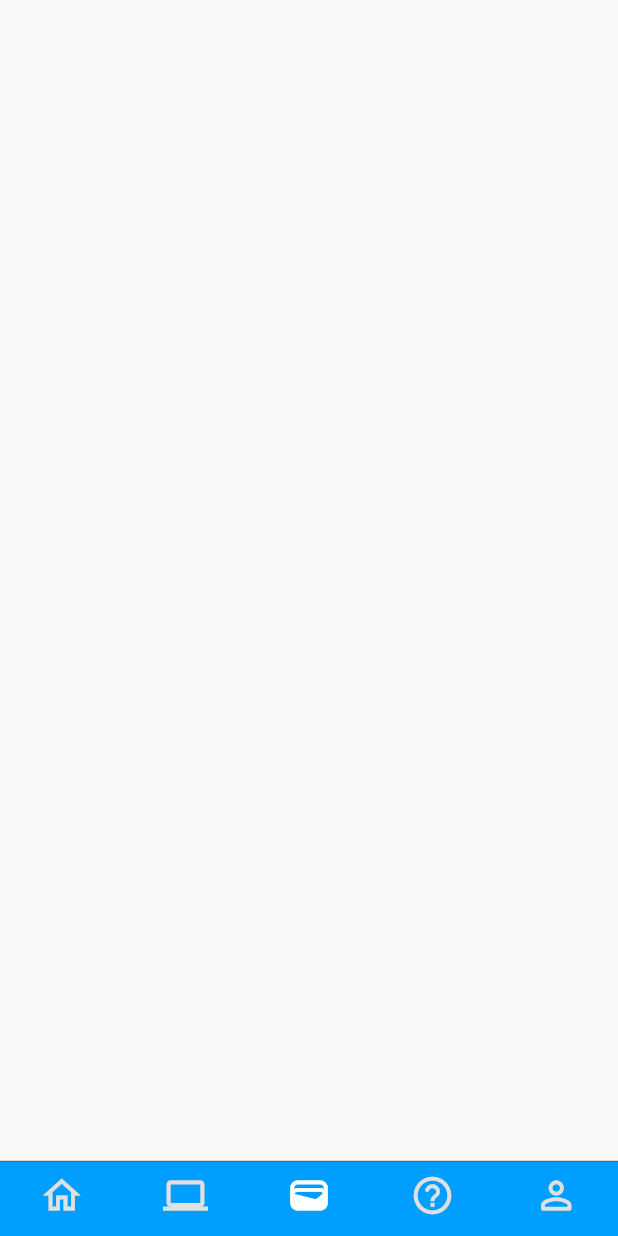
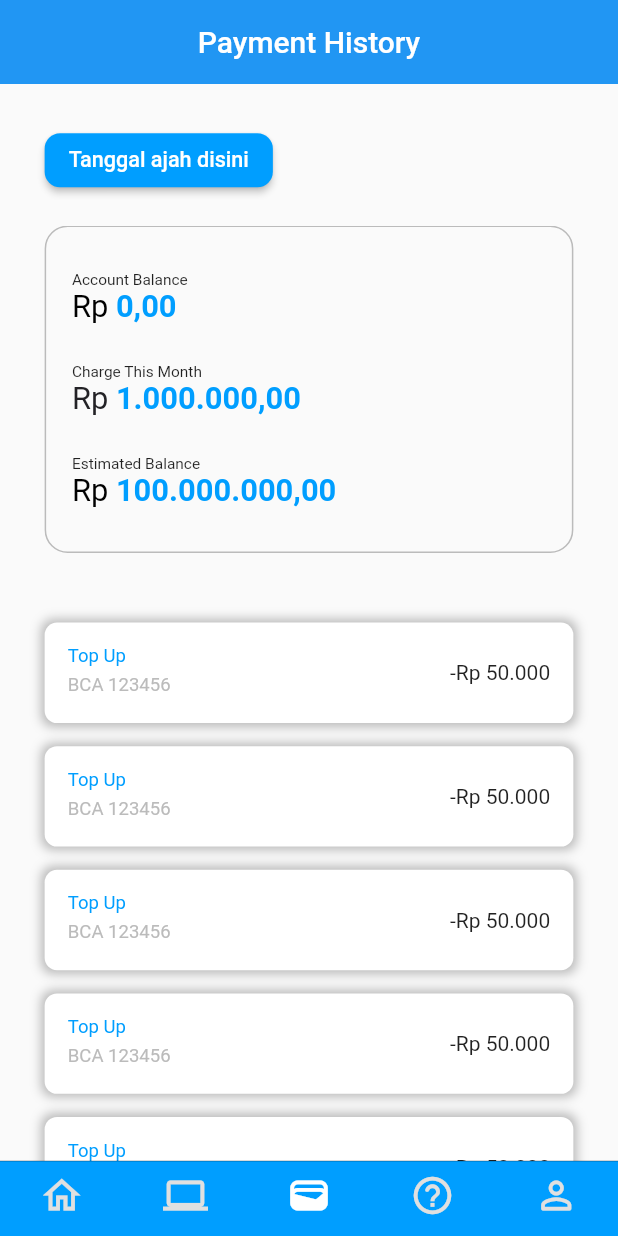
Before and after one commit to digidawstudio/maxcloud, a Flutter app: the screen it shows after launch, item 3 of the bottom bar chosen, on a phone screen of 412 x 824 dp. Run offline on Flutter 3.47's test engine with Material 2 defaults, Android fonts, the phone set to English and light mode, and no system bars; our stand-ins replace bloc, dio, dropdown_button2, flutter_bloc, flutter_native_splash, flutter_otp_text_field and 5 more; missing offline and left inert: indexed.

Commit message:
create payment history screen

```diff
--- /dev/null
+++ b/lib/screens/billing/history.screen.dart
@@ -0,0 +1,174 @@
+import 'package:flutter/material.dart';
+import 'package:flutter_screenutil/flutter_screenutil.dart';
+
+class HistoryScreen extends StatefulWidget {
+  const HistoryScreen({super.key});
+
+  @override
+  State<HistoryScreen> createState() => _HistoryScreenState();
+}
+
+class _HistoryScreenState extends State<HistoryScreen> {
+  @override
+  Widget build(BuildContext context) {
+    return Scaffold(
+      appBar: AppBar(
+        centerTitle: true,
+        title: Text("Payment History"),
+        automaticallyImplyLeading: false,
+        elevation: 0,
+      ),
+      body: Container(
+        height: ScreenUtil().screenHeight,
+        width: ScreenUtil().screenWidth,
+        child: Column(
+          crossAxisAlignment: CrossAxisAlignment.start,
+          mainAxisAlignment: MainAxisAlignment.start,
+          children: [
+            Padding(
+              padding: EdgeInsets.only(left: 26.w, right: 26.w, top: 26.h),
+              child: ButtonTheme(
+                minWidth: 171.w,
+                child: ElevatedButton(
+                  onPressed: () {},
+                  child: Text(
+                    "Tanggal ajah disini",
+                    style: TextStyle(color: Colors.white, fontSize: 14.sp),
+                  ),
+                  style: ButtonStyle(
+                    backgroundColor: MaterialStateProperty.all(Color(0xff009Eff)),
+                    shape: MaterialStateProperty.all(RoundedRectangleBorder(
+                        borderRadius: BorderRadius.circular(10.r))),
+                  ),
+                ),
+              ),
+            ),
+            SizedBox(
+              height: 19.h,
+            ),
+            Flexible(
+              child: Container(
+                height: ScreenUtil().screenHeight,
+                child: SingleChildScrollView(
+                  padding: EdgeInsets.only(left: 26.w, right: 26.w),
+                  child: Column(
+                    crossAxisAlignment: CrossAxisAlignment.start,
+                    mainAxisAlignment: MainAxisAlignment.start,
+                    children: [
+                      Container(
+                        height: 212.h,
+                        padding:
+                            EdgeInsets.symmetric(horizontal: 15.w, vertical: 28.h),
+                        decoration: BoxDecoration(
+                            border: Border.all(color: Color(0xffbbbbbb)),
+                            borderRadius: BorderRadius.circular(15.r)),
+                        child: Column(
+                          crossAxisAlignment: CrossAxisAlignment.start,
+                          children: [
+                            Text(
+                              "Account Balance",
+                              style: TextStyle(fontSize: 10.sp),
+                            ),
+                            RichText(
+                              text: TextSpan(
+                                  style: TextStyle(
+                                      fontSize: 20.sp, color: Colors.black),
+                                  children: [
+                                    TextSpan(text: "Rp "),
+                                    TextSpan(
+                                        text: "0,00",
+                                        style: TextStyle(
+                                            color: Color(0xff009EFF),
+                                            fontWeight: FontWeight.bold)),
+                                  ]),
+                            ),
+                            Expanded(child: Container()),
+                            Text(
+                              "Charge This Month",
+                              style: TextStyle(fontSize: 10.sp),
+                            ),
+                            RichText(
+                              text: TextSpan(
+                                  style: TextStyle(
+                                      fontSize: 20.sp, color: Color(0xff232226)),
+                                  children: [
+                                    TextSpan(text: "Rp "),
+                                    TextSpan(
+                                        text: "1.000.000,00",
+                                        style: TextStyle(
+                                            color: Color(0xff009EFF),
+                                            fontWeight: FontWeight.bold)),
+                                  ]),
+                            ),
+                            Expanded(child: Container()),
+                            Text(
+                              "Estimated Balance",
+                              style: TextStyle(fontSize: 10.sp),
+                            ),
+                            RichText(
+                              text: TextSpan(
+                                  style: TextStyle(
+                                      fontSize: 20.sp, color: Colors.black),
+                                  children: [
+                                    TextSpan(text: "Rp "),
+                                    TextSpan(
+                                        text: "100.000.000,00",
+                                        style: TextStyle(
+                                            color: Color(0xff009EFF),
+                                            fontWeight: FontWeight.bold)),
+                                  ]),
+                            ),
+                          ],
+                        ),
+                      ),
+                      SizedBox(height: 45.h,),
+                      Column(
+                        crossAxisAlignment: CrossAxisAlignment.start,
+                        children: List.generate(100, (_) => []).map((e) => items()).toList(),
+                      )
+                    ],
+                  ),
+                ),
+              ),
+            )
+          ],
+        ),
+      ),
+    );
+  }
+
+  Widget items() {
+    return Container(
+      height: 65.h,
+      margin: EdgeInsets.only(bottom: 15.h),
+      padding: EdgeInsets.all(15.h),
+      decoration: BoxDecoration(
+        borderRadius: BorderRadius.circular(8.r),
+        color: Colors.white,
+        boxShadow: [
+          BoxShadow(
+            blurRadius: 5,
+            spreadRadius: 2,
+            color: Colors.black26
+          )
+        ]
+      ),
+      child: Row(
+        mainAxisAlignment: MainAxisAlignment.start,
+        crossAxisAlignment: CrossAxisAlignment.center,
+        children: [
+          Column(
+            crossAxisAlignment: CrossAxisAlignment.start,
+            children: [
+              Text("Top Up", style: TextStyle(fontSize: 12.sp, color: Color(0xff009EFF)),),
+              SizedBox(height: 5.h,),
+              Text("BCA 123456", style: TextStyle(fontSize: 12.sp, color: Color(0xffbbbbbb)),),
+            ],
+          ),
+          Expanded(child: Container()),
+          Text("-Rp 50.000")
+        ],
+      ),
+    );
+  }
+}
--- a/lib/screens/help/helpdesk.screen.dart
+++ b/lib/screens/help/helpdesk.screen.dart
@@ -33,6 +33,7 @@ class _HelpDeskScreenState extends State<HelpDeskScreen> {
     return Scaffold(
       appBar: AppBar(
         automaticallyImplyLeading: false,
+        centerTitle: true,
         title: Text( isSavedPressed ? "SAVED" : "HELP DESK"),
         elevation: 0,
         actions: [
--- a/lib/screens/navbar.component.dart
+++ b/lib/screens/navbar.component.dart
@@ -1,5 +1,6 @@
 import 'package:flutter/cupertino.dart';
 import 'package:flutter/material.dart';
+import 'package:maxcloud/screens/billing/history.screen.dart';
 import 'package:maxcloud/screens/help/helpdesk.screen.dart';
 import 'package:maxcloud/screens/profile/profile.screen.dart';
 
@@ -17,7 +18,7 @@ class _NavbarComponentState extends State<NavbarComponent> {
   List<Widget> body = [
     HomeScreen(),
     Container(),
-    Container(),
+    HistoryScreen(),
     HelpDeskScreen(),
     ProfileScreen(),
   ];
```
Also changed, not shown: pubspec.lock.
